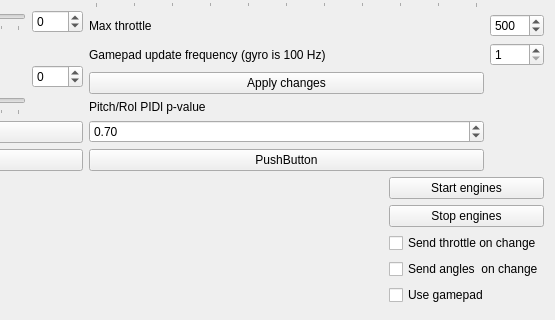
Old version of the form FlightController/Python/GraphicalController/gui.ui in the repository debnera/arduino-quadcopter; both pictures show x 336 to 891 and y 141 to 461 of the 891 by 680 pixel window.
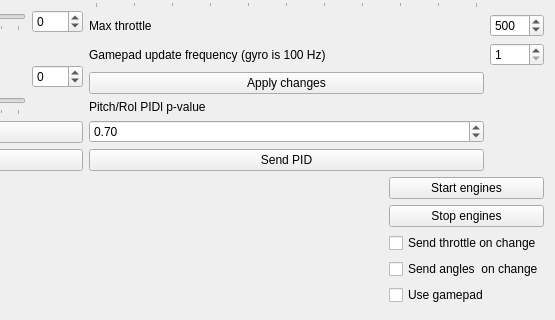
New version of the form.

Commit message: GraphicalController: Relabeled 'PushButton' to 'send PID'.

What changed in the file:
```diff
--- a/FlightController/Python/GraphicalController/gui.ui
+++ b/FlightController/Python/GraphicalController/gui.ui
@@ -387,7 +387,7 @@
      <item row="11" column="0">
       <widget class="QPushButton" name="send_PID">
        <property name="text">
-        <string>PushButton</string>
+        <string>Send PID</string>
        </property>
       </widget>
      </item>
```
